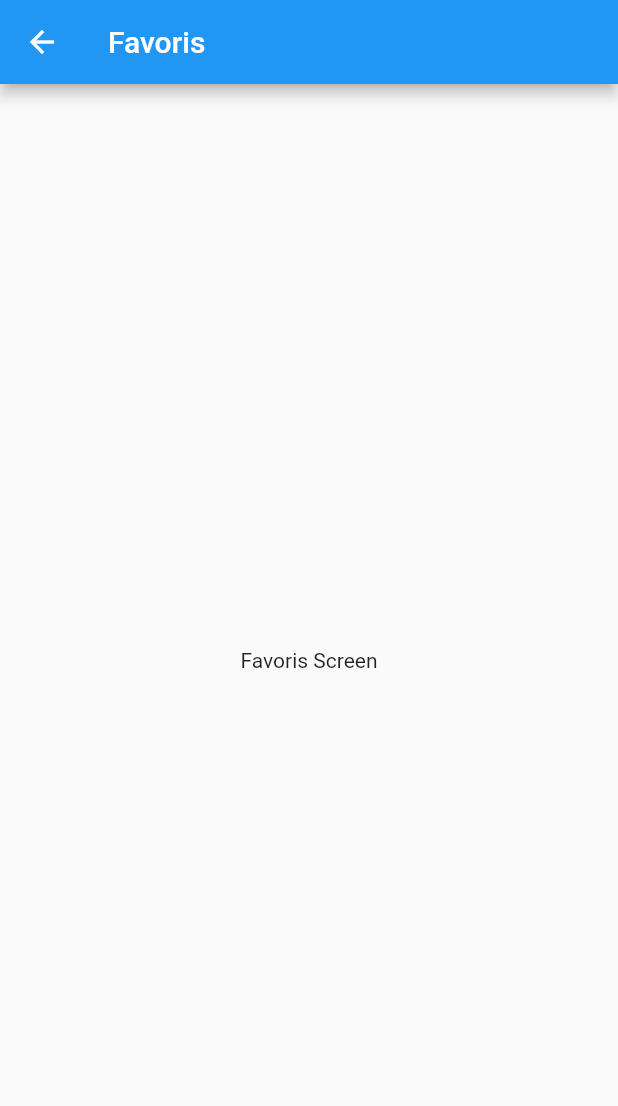
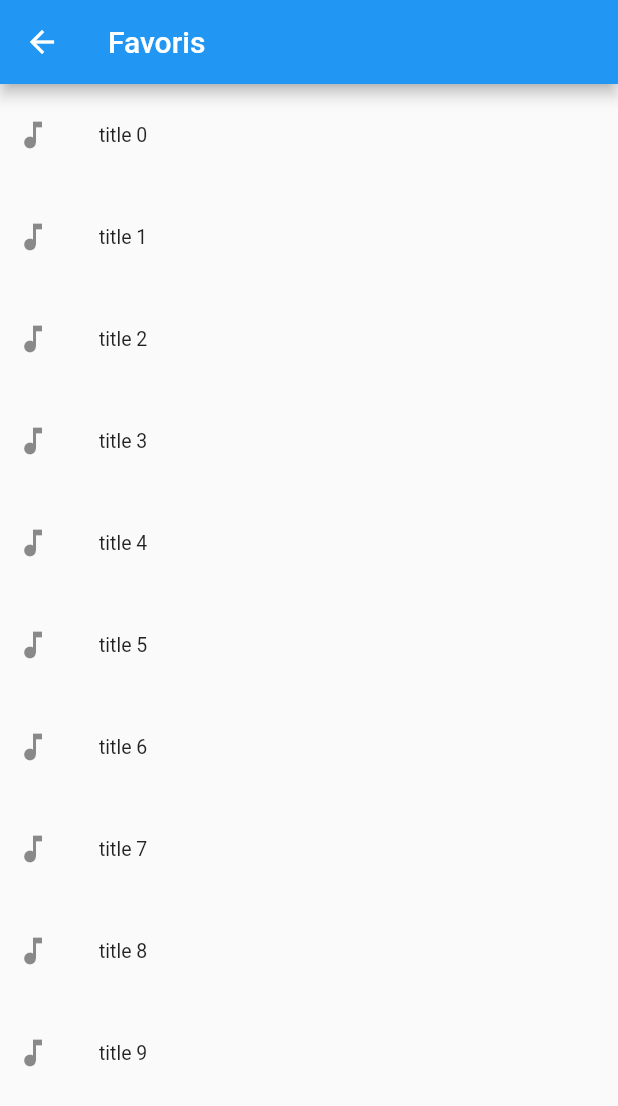
Before and after one commit to ilyasbelfar/TDM_TP_Finale_With_Fluter, a Flutter app: the FavorisScreen screen opened directly, on a phone screen of 412 x 824 dp. Shown: the top 1106 px of the screen. Run offline on Flutter 3.47's test engine with Material 2 defaults, Android fonts, the phone set to English and light mode, and no system bars; our stand-ins replace file_picker, permission_handler.

Commit message:
Update Files
Update Files

```diff
--- a/lib/main.dart
+++ b/lib/main.dart
@@ -15,7 +15,22 @@ class FavorisScreen extends StatelessWidget {
         title: Text('Favoris'),
       ),
       body: Center(
-          child: Text('Favoris Screen')
+        child: ListView.builder(
+          scrollDirection: Axis.vertical,
+          itemCount :  10,
+          itemBuilder: (BuildContext context, int index) {
+            return ListTile(
+              title: Text("title $index"),
+              leading: Icon(Icons.music_note),
+              isThreeLine: false,
+              dense: true,
+              contentPadding: EdgeInsets.all(10.0),
+              onTap: () {
+                print('index: $index');
+              },
+            );
+          },
+        ),
       ),);}}
 
 class MyApp extends StatelessWidget {
```
Also changed, not shown: lib/database_helper.dart (added).
